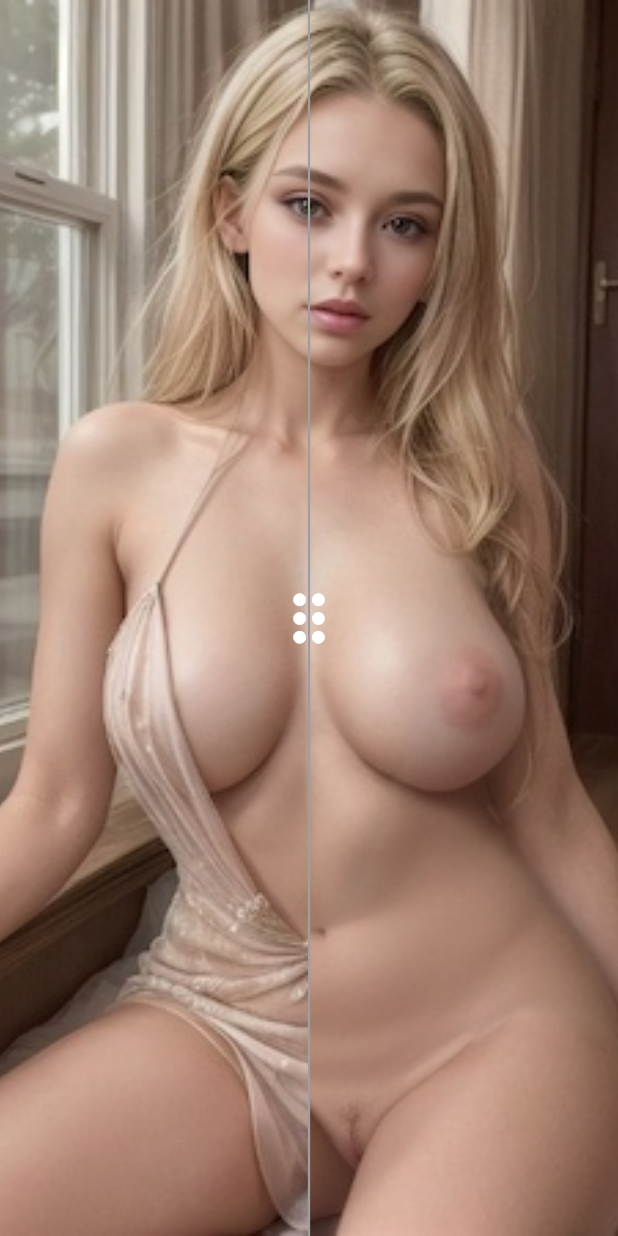
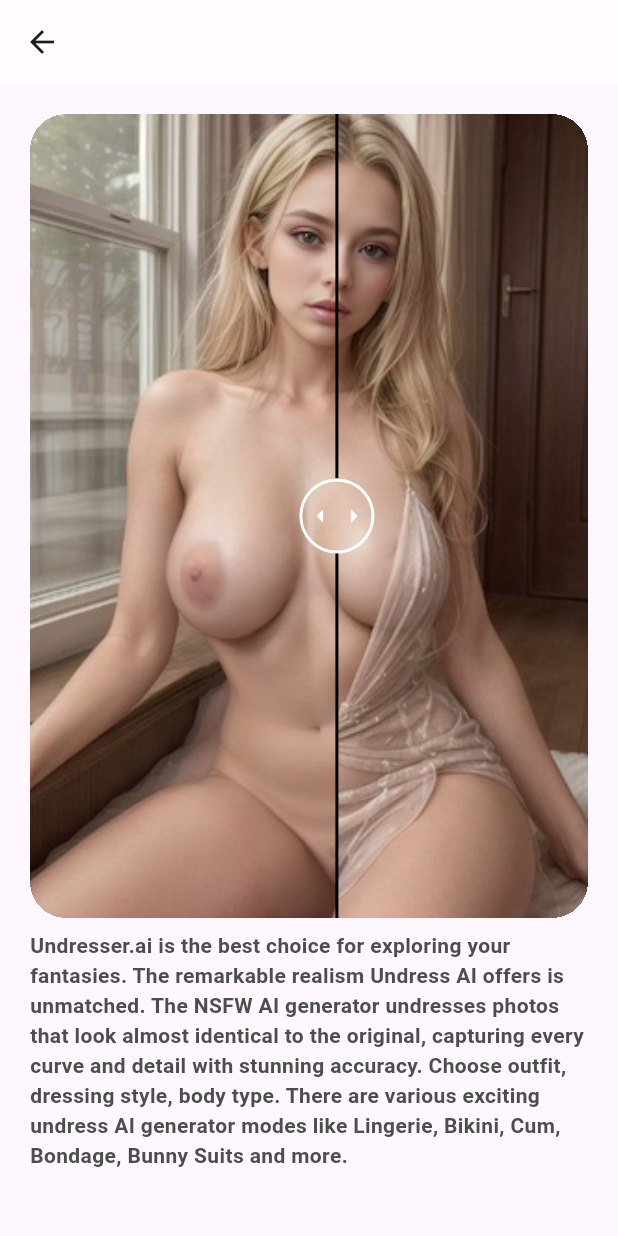
Before and after one commit to yanmingLiu/flutter_getx, a Flutter app: the ProfileView screen opened directly, after a tap on "ImageSlider", on a phone screen of 412 x 824 dp. Run offline on Flutter 3.47's test engine with Material 3 defaults, Android fonts, the phone set to English and light mode, and no system bars; our stand-ins replace drift, flutter_secure_storage, flutter_smart_dialog, get, get_storage, in_app_purchase; missing offline and left inert: drift_db_viewer; accounts and stored records are empty; generated files the repository leaves out were written again.

Commit message:
feat: 完善脱衣服效果

```diff
--- /dev/null
+++ b/lib/app/modules/profile/views/image_slider_page.dart
@@ -0,0 +1,45 @@
+import 'package:flutter/material.dart';
+import 'package:getx_demo1/app/widgets/image_slider.dart';
+
+class ImageSliderPage extends StatelessWidget {
+  const ImageSliderPage({super.key});
+
+  @override
+  Widget build(BuildContext context) {
+    return Scaffold(
+      appBar: AppBar(),
+      body: Column(
+        children: [
+          const SizedBox(height: 20),
+          Expanded(
+            child: Padding(
+              padding: const EdgeInsets.symmetric(horizontal: 20),
+              child: ClipRRect(
+                borderRadius: BorderRadius.circular(24),
+                clipBehavior: Clip.hardEdge, // 确保启用裁剪
+                child: Container(
+                  height: 200,
+                  color: Colors.green,
+                  child: const ImageSlider(),
+                ),
+              ),
+            ),
+          ),
+          const SizedBox(height: 8),
+          const Padding(
+            padding: EdgeInsets.symmetric(horizontal: 20),
+            child: Text(
+              'Undresser.ai is the best choice for exploring your fantasies. The remarkable realism Undress AI offers is unmatched. The NSFW AI generator undresses photos that look almost identical to the original, capturing every curve and detail with stunning accuracy. Choose outfit, dressing style, body type. There are various exciting undress AI generator modes like Lingerie, Bikini, Cum, Bondage, Bunny Suits and more.',
+              style: TextStyle(
+                color: Color(0xFF4D4D4D),
+                fontSize: 14,
+                fontWeight: FontWeight.w600,
+              ),
+            ),
+          ),
+          const SizedBox(height: 44),
+        ],
+      ),
+    );
+  }
+}
--- a/lib/app/modules/profile/views/profile_view.dart
+++ b/lib/app/modules/profile/views/profile_view.dart
@@ -3,9 +3,9 @@ import 'dart:math';
 import 'package:flutter/material.dart';
 import 'package:flutter_smart_dialog/flutter_smart_dialog.dart';
 import 'package:get/get.dart';
+import 'package:getx_demo1/app/modules/profile/views/image_slider_page.dart';
 import 'package:getx_demo1/app/routes/app_route.dart';
 import 'package:getx_demo1/app/theme/theme_service.dart';
-import 'package:getx_demo1/app/widgets/image_slider.dart';
 import 'package:getx_demo1/app/widgets/over_layer_ball.dart';
 import 'package:getx_demo1/generated/locales.g.dart';
 
@@ -91,7 +91,7 @@ class ProfileView extends GetView<ProfileController> {
                 'ImageSlider',
               ),
               onTap: () {
-                Get.to(const ImageSlider());
+                Get.to(const ImageSliderPage());
               },
             ),
           ],
--- a/lib/app/routes/app_route.dart
+++ b/lib/app/routes/app_route.dart
@@ -2,7 +2,7 @@ import 'package:drift_db_viewer/drift_db_viewer.dart';
 import 'package:get/get.dart';
 import 'package:getx_demo1/app/db/database.dart';
 import 'package:getx_demo1/app/modules/profile/views/db_view.dart';
-import 'package:getx_demo1/app/widgets/image_slider.dart';
+import 'package:getx_demo1/app/modules/profile/views/image_slider_page.dart';
 
 import '../modules/home/bindings/home_binding.dart';
 import '../modules/home/views/home_view.dart';
@@ -30,7 +30,7 @@ class AppRoute {
     GetPage(name: dbPreview, page: () => DriftDbViewer(Database())),
     GetPage(
       name: imageSlider,
-      page: () => const ImageSlider(),
+      page: () => const ImageSliderPage(),
       popGesture: false,
       preventDuplicates: true, // 防止重复进入
     ),
--- a/lib/app/widgets/image_slider.dart
+++ b/lib/app/widgets/image_slider.dart
@@ -1,33 +1,80 @@
 import 'package:flutter/material.dart';
 
 class ImageSlider extends StatefulWidget {
-  const ImageSlider({Key? key}) : super(key: key);
+  const ImageSlider({super.key});
 
   @override
   State<ImageSlider> createState() => _ImageSliderState();
 }
 
-class _ImageSliderState extends State<ImageSlider> {
+class _ImageSliderState extends State<ImageSlider> with SingleTickerProviderStateMixin {
+  late AnimationController _controller;
+  late Animation<double> _animation;
   double _sliderPosition = 0.5;
+  final pointerSize = 50.0;
+
+  @override
+  void initState() {
+    super.initState();
+
+    _controller = AnimationController(
+      duration: const Duration(seconds: 2),
+      vsync: this,
+    );
+
+    _animation = Tween<double>(begin: 0.0, end: 1.0).animate(_controller)
+      ..addListener(() {
+        setState(() {
+          _sliderPosition = _animation.value;
+        });
+      })
+      ..addStatusListener((status) {
+        if (status == AnimationStatus.completed) {
+          // 动画完成后创建新的动画从 1.0 返回到 0.5
+          _controller.duration = const Duration(seconds: 1);
+          _animation = Tween<double>(begin: 1.0, end: 0.5).animate(_controller)
+            ..addListener(() {
+              setState(() {
+                _sliderPosition = _animation.value;
+              });
+            })
+            ..addStatusListener((status) {
+              if (status == AnimationStatus.completed) {
+                // 停止动画
+                _controller.reset();
+                _sliderPosition = 0.5;
+              }
+            });
+
+          _controller.reset();
+          _controller.forward();
+        }
+      });
+
+    // 开始动画
+    _controller.forward();
+  }
+
+  @override
+  void dispose() {
+    // 确保在小部件销毁时释放资源
+    _controller.dispose();
+    super.dispose();
+  }
 
   @override
   Widget build(BuildContext context) {
-    final screenWidth = MediaQuery.of(context).size.width;
-    final screenHeight = MediaQuery.of(context).size.height;
+    return LayoutBuilder(builder: (context, constraints) {
+      final width = constraints.maxWidth;
+      final height = constraints.maxHeight;
 
-    return Scaffold(
-      body: WillPopScope(
-        onWillPop: () async {
-          // 返回 false 禁止返回操作
-          return false;
-        },
-        child: Stack(
+      return Stack(
         children: [
           // 右侧图片
           Image.asset(
-              'assets/images/undress.jpg', // 右侧图片路径
-              width: screenWidth,
-              height: screenHeight,
+            'assets/images/original.jpg', // 左侧图片路径
+            width: width,
+            height: height,
             fit: BoxFit.cover,
           ),
           // 左侧图片，根据_sliderPosition调整显示宽度
@@ -36,46 +83,67 @@ class _ImageSliderState extends State<ImageSlider> {
               alignment: Alignment.centerLeft,
               widthFactor: _sliderPosition, // 控制左侧图片显示的比例
               child: Image.asset(
-                  'assets/images/original.jpg', // 左侧图片路径
-                  width: screenWidth,
-                  height: screenHeight,
+                'assets/images/undress.jpg', // 右侧图片路径
+                width: width,
+                height: height,
                 fit: BoxFit.cover,
               ),
             ),
           ),
           // 滑块
           Positioned(
-              left: screenWidth * _sliderPosition - 25,
+            left: width * _sliderPosition - pointerSize / 2, // 支持负数的left值
             top: 0,
             bottom: 0,
-              child: GestureDetector(
+            child: Container(
+              color: Colors.transparent,
+              child: Column(
+                children: [
+                  Expanded(
+                    child: Container(
+                      width: 2,
+                      color: Colors.black,
+                    ),
+                  ),
+                  GestureDetector(
                     onPanUpdate: (details) {
+                      // 禁止动画过程中手势操作
+                      if (!_controller.isAnimating) {
                         setState(() {
-                    _sliderPosition += details.delta.dx / screenWidth;
+                          _sliderPosition += details.delta.dx / width;
                           _sliderPosition = _sliderPosition.clamp(0.0, 1.0);
                         });
+                      }
                     },
                     child: Container(
-                  width: 50,
+                      width: pointerSize,
+                      height: pointerSize,
+                      decoration: BoxDecoration(
                         color: Colors.transparent,
-                  child: Stack(
-                    alignment: Alignment.center,
+                        shape: BoxShape.circle,
+                        border: Border.all(color: Colors.white, width: 2.0),
+                      ),
+                      child: const Row(
+                        mainAxisAlignment: MainAxisAlignment.spaceEvenly,
                         children: [
-                      Container(
-                        width: 1.5,
-                        color: Colors.grey,
+                          Icon(Icons.arrow_left, size: 20.0, color: Colors.white),
+                          Icon(Icons.arrow_right, size: 20.0, color: Colors.white),
+                        ],
                       ),
-                      const Center(
-                        child: Icon(Icons.drag_indicator, color: Colors.white, size: 50),
+                    ),
+                  ),
+                  Expanded(
+                    child: Container(
+                      width: 2,
+                      color: Colors.black,
+                    ),
                   ),
                 ],
               ),
             ),
           ),
-            ),
         ],
-        ),
-      ),
       );
+    });
   }
 }
```
Lines whose indentation alone changed are shown as unchanged.
